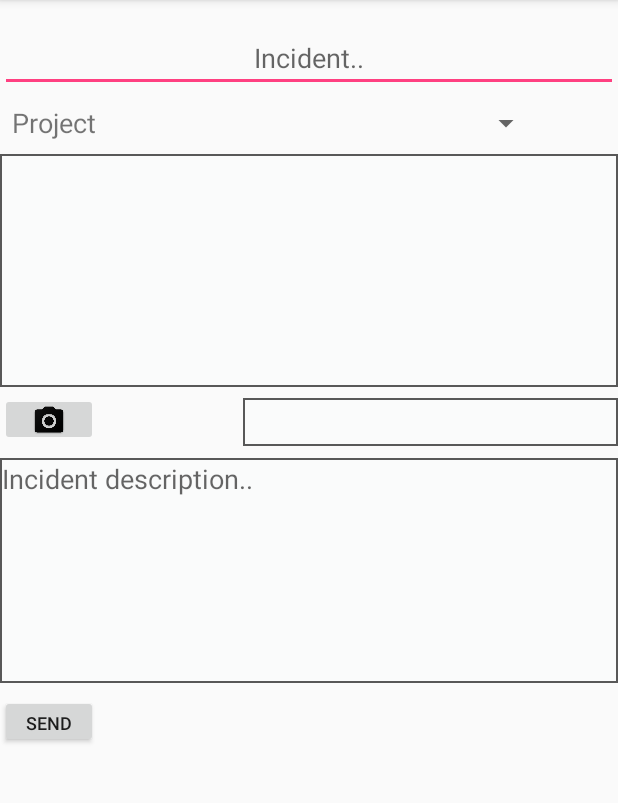
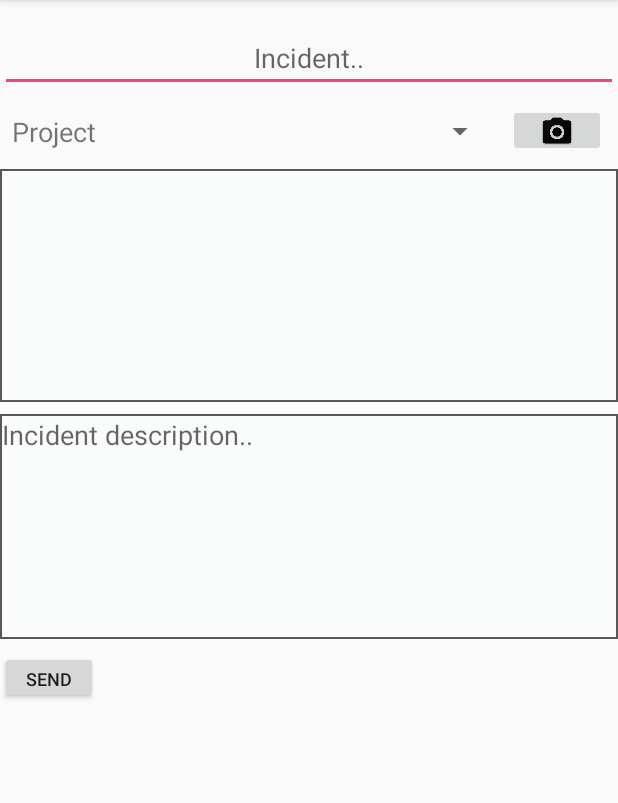
Before and after one commit to KOREApps/SafespaceApp, an Android app: the ReportActivity screen opened directly, with no data from a screen before it, on a phone screen of 412 x 824 dp, the part 84-887 px from its top. Run offline under Robolectric (Android 15) with nearby library versions, the phone set to English and light mode, and no system bars; network calls fail.

Commit message:
set up ReportActivity to support taking multiple images. fixed crash related to overwriting currentUser when swapping between activities.

```diff
--- a/app/src/main/java/kore/ntnu/no/safespace/activities/MainNavigationMenuActivity.java
+++ b/app/src/main/java/kore/ntnu/no/safespace/activities/MainNavigationMenuActivity.java
@@ -1,18 +1,11 @@
 package kore.ntnu.no.safespace.activities;
 
 import android.content.Intent;
-import android.os.Build;
 import android.os.Bundle;
-import android.support.annotation.RequiresApi;
 import android.support.v7.app.AppCompatActivity;
 import android.view.Menu;
 import android.view.MenuItem;
 import android.widget.Button;
-
-import java.io.BufferedReader;
-import java.io.InputStream;
-import java.io.InputStreamReader;
-import java.util.stream.Collectors;
 
 import kore.ntnu.no.safespace.R;
 import kore.ntnu.no.safespace.data.User;
@@ -24,8 +17,9 @@ public class MainNavigationMenuActivity extends AppCompatActivity {
     protected void onCreate(Bundle savedInstanceState) {
         super.onCreate(savedInstanceState);
         setContentView(R.layout.activity_main_navigation_menu);
-
-        currentUser = (User) getIntent().getSerializableExtra(MainActivity.USER);
+        if(currentUser == null) {
+            currentUser = (User) getIntent().getSerializableExtra(MainActivity.USER);
+        }
 
 
         Button reportBtn = findViewById(R.id.rapportBtn);
--- a/app/src/main/java/kore/ntnu/no/safespace/activities/ReportActivity.java
+++ b/app/src/main/java/kore/ntnu/no/safespace/activities/ReportActivity.java
@@ -2,8 +2,6 @@ package kore.ntnu.no.safespace.activities;
 
 import android.content.Intent;
 import android.content.SharedPreferences;
-import android.graphics.Bitmap;
-import android.graphics.BitmapFactory;
 import android.net.Uri;
 import android.os.Bundle;
 import android.os.Environment;
@@ -11,12 +9,12 @@ import android.preference.PreferenceManager;
 import android.provider.MediaStore;
 import android.support.v4.content.FileProvider;
 import android.support.v7.app.AppCompatActivity;
+import android.support.v7.widget.LinearLayoutManager;
+import android.support.v7.widget.RecyclerView;
 import android.util.Log;
-import android.view.View;
 import android.widget.Button;
 import android.widget.EditText;
 import android.widget.ImageButton;
-import android.widget.ImageView;
 import android.widget.Spinner;
 import android.widget.Toast;
 
@@ -27,6 +25,7 @@ import java.util.List;
 import java.util.UUID;
 
 import kore.ntnu.no.safespace.R;
+import kore.ntnu.no.safespace.adapters.ImageDisplayAdapter;
 import kore.ntnu.no.safespace.adapters.ProjectSpinnerAdapter;
 import kore.ntnu.no.safespace.data.Image;
 import kore.ntnu.no.safespace.data.IncidentReport;
@@ -40,8 +39,8 @@ public class ReportActivity extends AppCompatActivity {
     public static final String PICTURE_ID = "kore.ntnu.safespace.PICTURE_ID";
     public static final int TAKE_PICTURE_REQUEST = 1;
     private File imageFile;
-    private ImageView takenPhoto;
-    private Bitmap bitmap;
+    private RecyclerView imageDisplay;
+    private ImageDisplayAdapter adapter;
     private ProjectSpinnerAdapter dropDownAdapter;
     private Project selectedProject = null;
     private UUID tempId;
@@ -53,9 +52,11 @@ public class ReportActivity extends AppCompatActivity {
         setContentView(R.layout.activity_report);
 
         EditText reportHeader = findViewById(R.id.reportHeaderText);
-        takenPhoto = findViewById(R.id.reportTakenPhoto);
+        imageDisplay = findViewById(R.id.reportTakenPhoto);
+        adapter = new ImageDisplayAdapter(this);
+        imageDisplay.setLayoutManager(new LinearLayoutManager(this, LinearLayoutManager.HORIZONTAL, false));
+        imageDisplay.setAdapter(adapter);
         ImageButton capturePhoto = findViewById(R.id.takePhotoBtn);
-        ImageView takenPhotos = findViewById(R.id.reportTakenPhotos);
         EditText reportDescription = findViewById(R.id.reportDescription);
         Button sendReport = findViewById(R.id.sendReportBtn);
 
@@ -146,12 +147,8 @@ public class ReportActivity extends AppCompatActivity {
     protected void onActivityResult(int requestCode, int resultCode, Intent data){
         if(requestCode == TAKE_PICTURE_REQUEST){
             if(resultCode == RESULT_OK){
-                if (bitmap != null) {
-                    bitmap.recycle();
-                }
-                bitmap = BitmapFactory.decodeFile(imageFile.getAbsolutePath());
-                takenPhoto.setImageBitmap(bitmap);
-
+                adapter.addImage(new Image(imageFile));
+                imageFile = null;
             }
         }
     }
--- a/app/src/main/res/layout/activity_report.xml
+++ b/app/src/main/res/layout/activity_report.xml
@@ -31,7 +31,7 @@
                 app:layout_constraintStart_toStartOf="parent"
                 app:layout_constraintTop_toTopOf="parent" />
 
-            <ImageView
+            <android.support.v7.widget.RecyclerView
                 android:id="@+id/reportTakenPhoto"
                 android:layout_width="match_parent"
                 android:layout_height="155dp"
@@ -41,52 +41,36 @@
                 android:padding="1dp"
                 app:layout_constraintEnd_toEndOf="parent"
                 app:layout_constraintStart_toStartOf="parent"
-                app:layout_constraintTop_toBottomOf="@+id/projectSpinner" />
+                app:layout_constraintTop_toBottomOf="@+id/takePhotoBtn" />
 
             <ImageButton
                 android:id="@+id/takePhotoBtn"
                 android:layout_width="65dp"
                 android:layout_height="35dp"
-                android:layout_marginTop="4dp"
+                android:layout_marginEnd="8dp"
+                android:layout_marginTop="8dp"
                 android:adjustViewBounds="true"
                 android:contentDescription="@string/takenPhoto"
                 android:padding="1dp"
                 android:scaleType="fitCenter"
                 android:src="@drawable/ic_takenphoto"
-                app:layout_constraintStart_toStartOf="parent"
-                app:layout_constraintTop_toBottomOf="@+id/reportTakenPhoto" />
-
-            <ImageView
-                android:id="@+id/reportTakenPhotos"
-                android:layout_width="250dp"
-                android:layout_height="32dp"
-                android:layout_marginBottom="8dp"
-                android:layout_marginStart="8dp"
-                android:layout_marginTop="8dp"
-                android:background="@drawable/navigationmenu_border"
-                android:contentDescription="@string/takenPhotos"
-                android:padding="1dp"
-                app:layout_constraintBottom_toTopOf="@+id/reportDescription"
                 app:layout_constraintEnd_toEndOf="parent"
-                app:layout_constraintHorizontal_bias="1.0"
-                app:layout_constraintStart_toEndOf="@+id/takePhotoBtn"
-                app:layout_constraintTop_toBottomOf="@+id/reportTakenPhoto"
-                app:layout_constraintVertical_bias="1.0" />
+                app:layout_constraintTop_toBottomOf="@+id/reportHeaderText" />
 
             <EditText
                 android:id="@+id/reportDescription"
                 android:layout_width="match_parent"
                 android:layout_height="150dp"
                 android:layout_marginTop="8dp"
+                android:background="@drawable/navigationmenu_border"
                 android:gravity="start"
                 android:hint="Incident description.."
                 android:inputType="textMultiLine"
                 android:labelFor="@id/reportDescription"
+                android:padding="1dp"
                 app:layout_constraintEnd_toEndOf="parent"
                 app:layout_constraintStart_toStartOf="parent"
-                app:layout_constraintTop_toBottomOf="@+id/takePhotoBtn"
-                android:background="@drawable/navigationmenu_border"
-                android:padding="1dp"/>
+                app:layout_constraintTop_toBottomOf="@+id/reportTakenPhoto" />
 
 
             <Button
@@ -104,25 +88,27 @@
 
             <Spinner
                 android:id="@+id/projectSpinner"
-                android:layout_width="246dp"
+                android:layout_width="0dp"
                 android:layout_height="25dp"
+                android:layout_marginBottom="8dp"
                 android:layout_marginEnd="8dp"
                 android:layout_marginStart="8dp"
                 android:layout_marginTop="8dp"
-                app:layout_constraintEnd_toEndOf="parent"
+                app:layout_constraintBottom_toBottomOf="@+id/takePhotoBtn"
+                app:layout_constraintEnd_toStartOf="@+id/takePhotoBtn"
                 app:layout_constraintStart_toEndOf="@+id/projectLabel"
-                app:layout_constraintTop_toBottomOf="@+id/reportHeaderText" />
+                app:layout_constraintTop_toTopOf="@+id/takePhotoBtn" />
 
             <TextView
                 android:id="@+id/projectLabel"
                 android:layout_width="wrap_content"
                 android:layout_height="wrap_content"
                 android:layout_marginStart="8dp"
-                android:layout_marginTop="8dp"
                 android:text="@string/project1"
                 android:textSize="18sp"
+                app:layout_constraintBottom_toBottomOf="@+id/projectSpinner"
                 app:layout_constraintStart_toStartOf="parent"
-                app:layout_constraintTop_toBottomOf="@+id/reportHeaderText" />
+                app:layout_constraintTop_toTopOf="@+id/projectSpinner" />
 
         </android.support.constraint.ConstraintLayout>
     </ScrollView>
```
